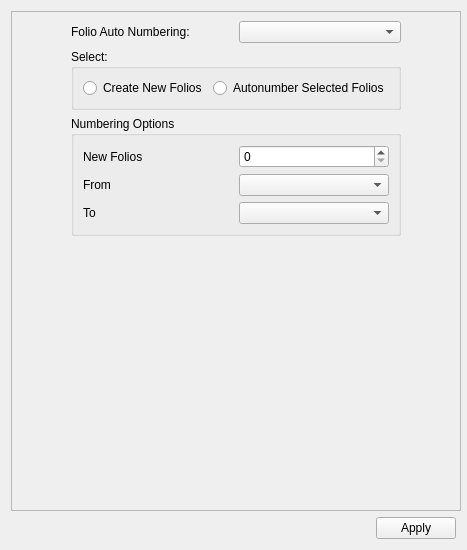
Above: sources/ui/folioautonumbering.ui from qelectrotech/qelectrotech-source-mirror before the change. Below: the same form after it.
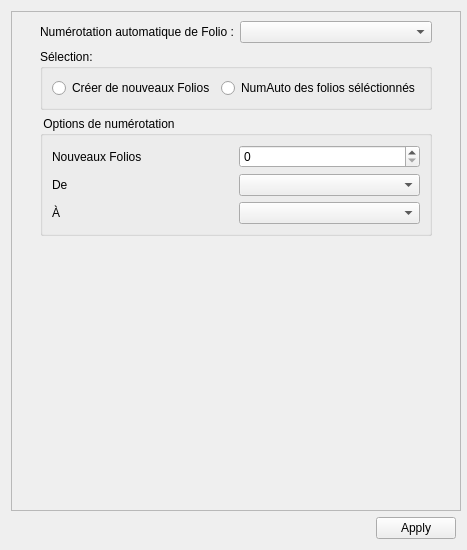
That is the form after the change.

Commit message: Translate to French widgets

The edit to the form file:
```diff
--- a/sources/ui/folioautonumbering.ui
+++ b/sources/ui/folioautonumbering.ui
@@ -76,7 +76,7 @@
         <x>0</x>
         <y>0</y>
         <width>448</width>
-        <height>497</height>
+        <height>498</height>
        </rect>
       </property>
       <property name="sizePolicy">
@@ -104,7 +104,7 @@
           </sizepolicy>
          </property>
          <property name="title">
-          <string>Numbering Options</string>
+          <string> Options de numérotation</string>
          </property>
          <layout class="QGridLayout" name="gridLayout_2">
           <item row="2" column="1">
@@ -129,7 +129,7 @@
              </sizepolicy>
             </property>
             <property name="text">
-             <string>New Folios</string>
+             <string>Nouveaux Folios</string>
             </property>
            </widget>
           </item>
@@ -171,7 +171,7 @@
              </sizepolicy>
             </property>
             <property name="text">
-             <string>To</string>
+             <string>À</string>
             </property>
            </widget>
           </item>
@@ -184,7 +184,7 @@
              </sizepolicy>
             </property>
             <property name="text">
-             <string>From</string>
+             <string>De</string>
             </property>
            </widget>
           </item>
@@ -200,7 +200,7 @@
           </sizepolicy>
          </property>
          <property name="title">
-          <string>Select:</string>
+          <string>Sélection:</string>
          </property>
          <layout class="QHBoxLayout" name="horizontalLayout">
           <item>
@@ -212,7 +212,7 @@
              </sizepolicy>
             </property>
             <property name="text">
-             <string>Create New Folios</string>
+             <string>Créer de nouveaux Folios</string>
             </property>
            </widget>
           </item>
@@ -225,7 +225,7 @@
              </sizepolicy>
             </property>
             <property name="text">
-             <string>Autonumber Selected Folios</string>
+             <string>NumAuto des folios séléctionnés</string>
             </property>
            </widget>
           </item>
@@ -241,7 +241,7 @@
           </sizepolicy>
          </property>
          <property name="text">
-          <string>Folio Auto Numbering:</string>
+          <string>Numérotation automatique de Folio :</string>
          </property>
         </widget>
        </item>
```
The commit also changes 2 other files.
